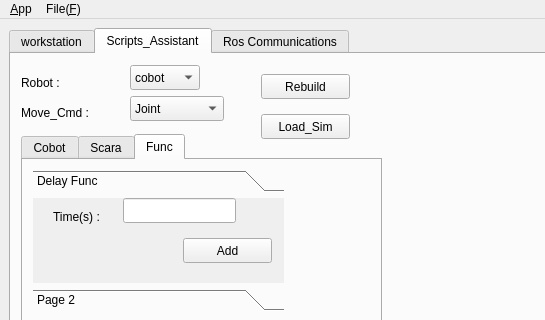
Above: ui/main_window.ui from GJXS1980/robogenius before the change; both pictures show x 0 to 545 and y 0 to 320 of the 1153 by 806 pixel window. Below: the same form after it.
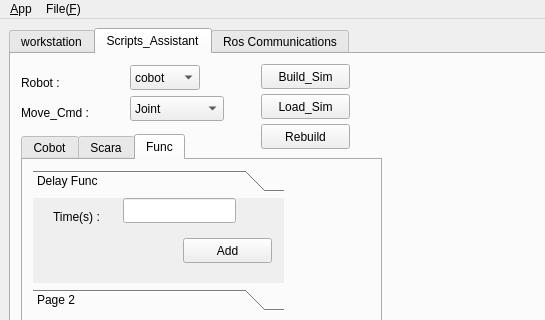
That is the form after the change. The open tabs and pages were chosen to show the change. Icons and pictures are not drawn.

```diff
--- a/ui/main_window.ui
+++ b/ui/main_window.ui
@@ -1407,7 +1407,7 @@
       <property name="geometry">
        <rect>
         <x>250</x>
-        <y>20</y>
+        <y>70</y>
         <width>89</width>
         <height>25</height>
        </rect>
@@ -2213,7 +2213,7 @@
       <property name="geometry">
        <rect>
         <x>250</x>
-        <y>60</y>
+        <y>40</y>
         <width>89</width>
         <height>25</height>
        </rect>
@@ -2222,6 +2222,19 @@
        <string>Load_Sim</string>
       </property>
      </widget>
+     <widget class="QPushButton" name="pushButton_scara_build_world">
+      <property name="geometry">
+       <rect>
+        <x>250</x>
+        <y>10</y>
+        <width>89</width>
+        <height>25</height>
+       </rect>
+      </property>
+      <property name="text">
+       <string>Build_Sim</string>
+      </property>
+     </widget>
     </widget>
     <widget class="QWidget" name="tab_status">
      <attribute name="title">
```
Left out of the diff: 12 changed lines with no effect on the pictures.
